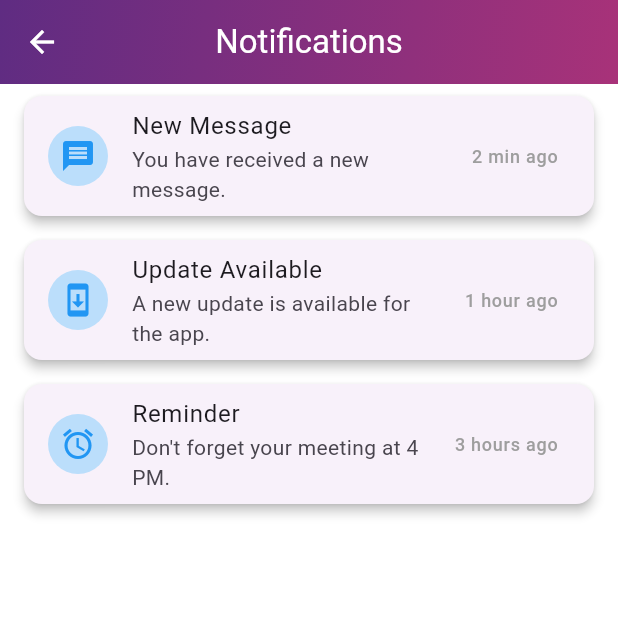
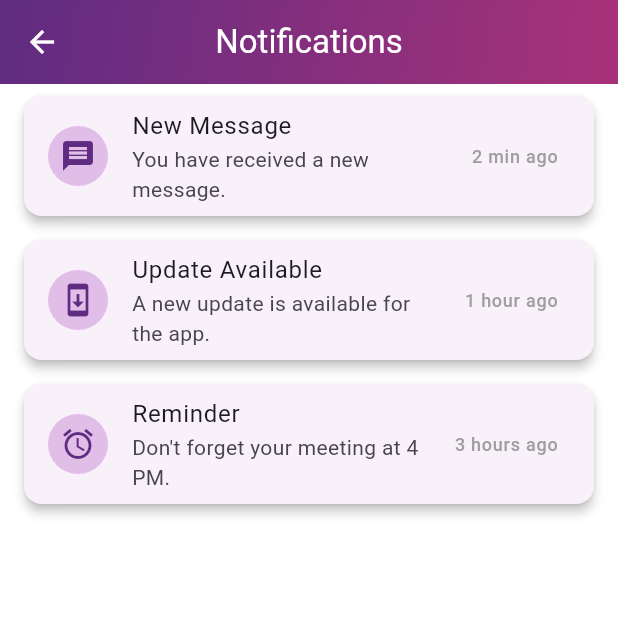
Before and after one commit to DevloperMahak/AI_Project, a Flutter app: the NotificationPage screen opened directly, on a phone screen of 412 x 824 dp, the top half of it. Run offline on Flutter 3.47's test engine with Material 3 defaults, Android fonts, the phone set to English and light mode, and no system bars; our stand-ins replace animated_bottom_navigation_bar, flutter_tts, image_picker, shared_preferences, socket_io_client, speech_to_text; missing offline and left inert: flutter_exif_rotation; accounts and stored records are empty.

Commit message:
notifications page

```diff
--- a/lib/notifications.dart
+++ b/lib/notifications.dart
@@ -80,8 +80,8 @@ class NotificationTile extends StatelessWidget {
       elevation: 3,
       child: ListTile(
         leading: CircleAvatar(
-          backgroundColor: Colors.blue.shade100,
-          child: Icon(notification.icon, color: Colors.blue),
+          backgroundColor: Colors.purple.shade100,
+          child: Icon(notification.icon, color: Color(0xff5F2C82)),
         ),
         title: Text(notification.title),
         subtitle: Text(notification.description),
```
